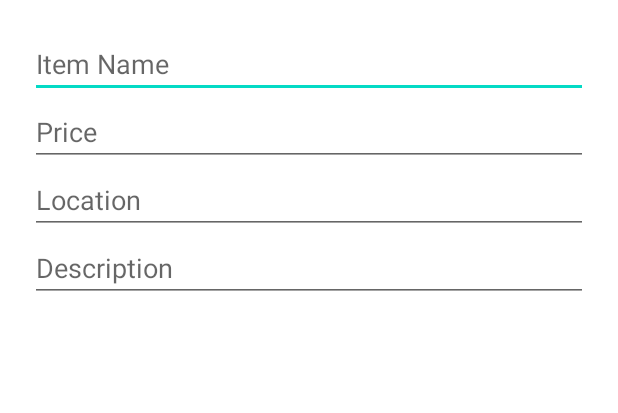
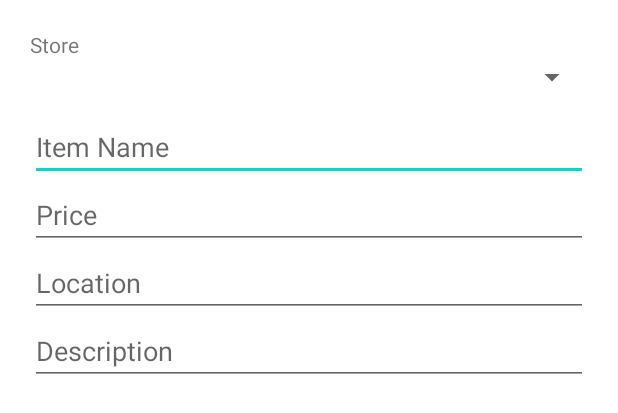
Before and after one commit to Elly08903/BinBuddy, an Android app: the layout dialog_add_item.xml on its own in the app's theme, with its tools: preview values and no code run, on a phone screen of 412 x 824 dp. Shown: the top 413 px of the screen. Run offline under Robolectric (Android 15) with nearby library versions, the phone set to English and light mode, and no system bars.

Commit message:
FEAT: add items

```diff
--- a/app/src/main/res/layout/dialog_add_item.xml
+++ b/app/src/main/res/layout/dialog_add_item.xml
@@ -5,6 +5,16 @@
     android:orientation="vertical"
     android:padding="20dp">
 
+    <TextView
+        android:layout_width="wrap_content"
+        android:layout_height="wrap_content"
+        android:text="Store" />
+
+    <Spinner
+        android:id="@+id/spStore"
+        android:layout_width="match_parent"
+        android:layout_height="wrap_content"
+        android:layout_marginBottom="12dp" />
 
     <EditText
         android:id="@+id/editItemName"
```
